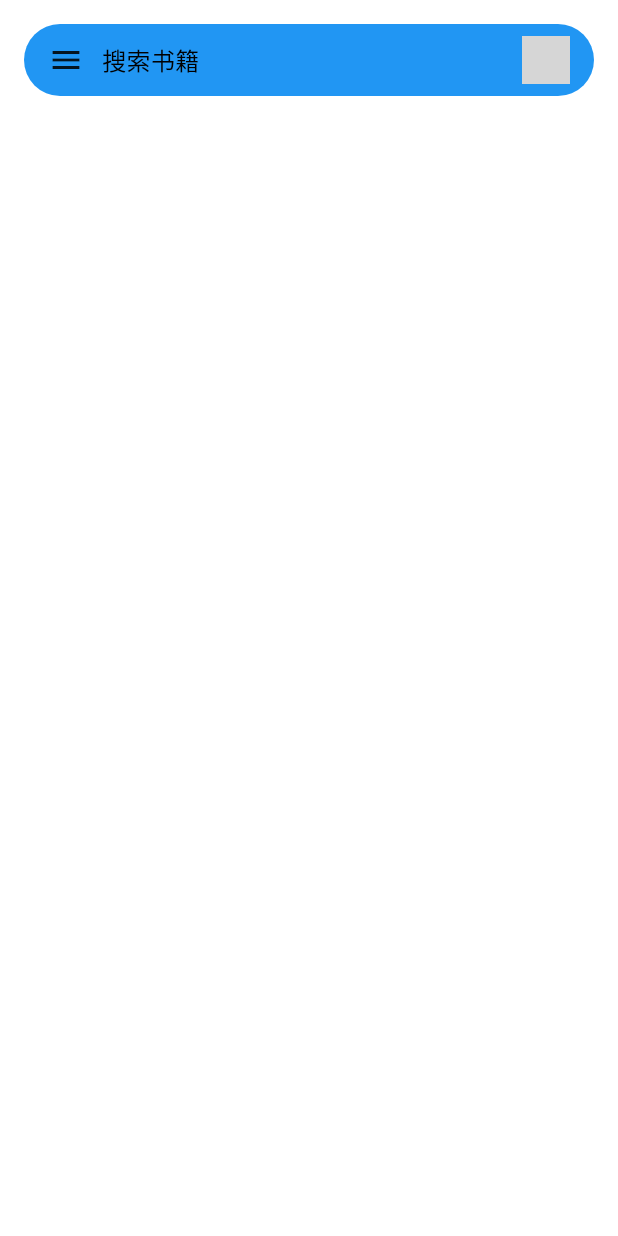
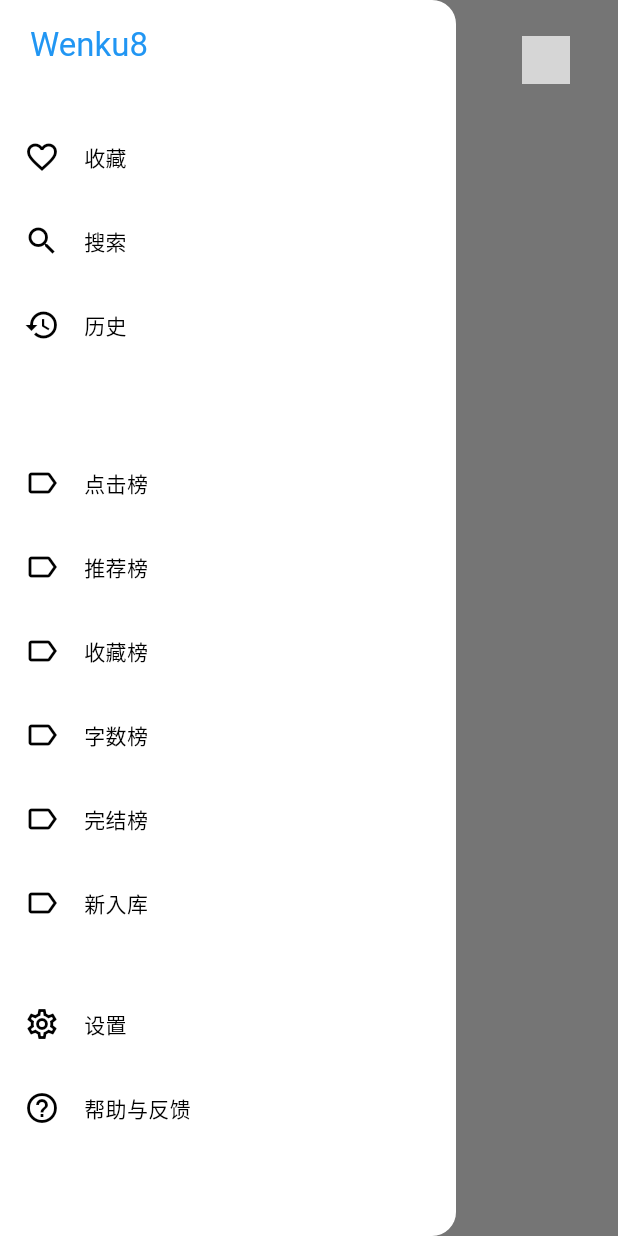
Before and after one commit to zsakvo/wenku8x, a Flutter app: the screen it shows after launch, with the side drawer open (before the commit the screen has no drawer), on a phone screen of 412 x 824 dp. Run offline on Flutter 3.47's test engine with Material 2 defaults, Android fonts, the phone set to English and light mode, and no system bars; drawn by our look-alikes of cached_network_image, dynamic_color; our stand-ins replace go_router, hooks_riverpod; network calls fail; grey boxes are pictures that could not be loaded.

Commit message:
add drawer

```diff
--- a/lib/main.dart
+++ b/lib/main.dart
@@ -3,6 +3,7 @@ import 'dart:io';
 import 'package:dynamic_color/dynamic_color.dart';
 import 'package:flutter/material.dart';
 import 'package:flutter/services.dart';
+import 'package:hooks_riverpod/hooks_riverpod.dart';
 import 'package:wenku8x/router.dart';
 
 void main() {
@@ -15,7 +16,7 @@ void main() {
   if (Platform.isAndroid || Platform.isIOS) {
     SystemChrome.setSystemUIOverlayStyle(systemUiOverlayStyle);
   }
-  runApp(const MyApp());
+  runApp(const ProviderScope(child: MyApp()));
 }
 
 class MyApp extends StatelessWidget {
--- /dev/null
+++ b/lib/views/home/home_model.dart
@@ -0,0 +1,11 @@
+import 'package:hooks_riverpod/hooks_riverpod.dart';
+
+final drawerToggleProvider = StateNotifierProvider((ref) {
+  return DrawerToggle();
+});
+
+class DrawerToggle extends StateNotifier<bool> {
+  DrawerToggle() : super(false);
+
+  void toogle() => !state;
+}
--- a/lib/views/home/home_view.dart
+++ b/lib/views/home/home_view.dart
@@ -1,13 +1,23 @@
 import 'package:cached_network_image/cached_network_image.dart';
 import 'package:flutter/material.dart';
 import 'package:flutter/services.dart';
+import 'package:hooks_riverpod/hooks_riverpod.dart';
+import 'package:wenku8x/views/home/home_model.dart';
 
-class HomeView extends StatelessWidget {
+class HomeView extends StatefulHookConsumerWidget {
   const HomeView({Key? key}) : super(key: key);
 
   @override
+  ConsumerState<ConsumerStatefulWidget> createState() => _HomeViewState();
+}
+
+class _HomeViewState extends ConsumerState<HomeView> {
+  final GlobalKey<ScaffoldState> _scaffoldKey = GlobalKey<ScaffoldState>();
+  @override
   Widget build(BuildContext context) {
+    final drawerVisible = ref.watch(drawerToggleProvider);
     return Scaffold(
+      key: _scaffoldKey,
       appBar: AppBar(
         toolbarHeight: 0,
         backgroundColor: Colors.transparent,
@@ -22,11 +32,13 @@ class HomeView extends StatelessWidget {
             margin: const EdgeInsets.symmetric(horizontal: 16, vertical: 16),
             padding: const EdgeInsets.symmetric(horizontal: 16),
             decoration: BoxDecoration(
-                color: Theme.of(context).colorScheme.secondaryContainer,
+                color: Theme.of(context).colorScheme.outline.withOpacity(0.12),
                 borderRadius: BorderRadius.circular(30)),
             child: Row(
               children: [
-                const Icon(Icons.menu),
+                IconButton(
+                    onPressed: () => onMenuBtnTap(_scaffoldKey),
+                    icon: const Icon(Icons.menu)),
                 const Expanded(
                     child: Padding(
                   padding: EdgeInsets.only(left: 12),
@@ -48,6 +60,149 @@ class HomeView extends StatelessWidget {
           )
         ],
       ),
+      drawer: Drawer(
+        child: Container(
+          color: Theme.of(context).colorScheme.outline.withOpacity(0.12),
+          child:
+              Column(crossAxisAlignment: CrossAxisAlignment.start, children: [
+            Container(
+              padding: const EdgeInsets.symmetric(vertical: 16, horizontal: 20),
+              margin: const EdgeInsets.only(bottom: 16),
+              alignment: Alignment.centerLeft,
+              decoration: BoxDecoration(
+                  border: Border(
+                      bottom: BorderSide(
+                          width: 0.8,
+                          color: Theme.of(context)
+                              .colorScheme
+                              .outline
+                              .withOpacity(0.1)))),
+              child: Text(
+                "Wenku8",
+                style: Theme.of(context)
+                    .textTheme
+                    .headline6
+                    ?.copyWith(color: Theme.of(context).colorScheme.primary),
+              ),
+            ),
+            ListTile(
+              shape: const RoundedRectangleBorder(
+                  borderRadius: BorderRadius.only(
+                topRight: Radius.circular(30),
+                bottomRight: Radius.circular(30),
+              )),
+              tileColor: Theme.of(context).colorScheme.outline.withOpacity(0.1),
+              leading: const Icon(Icons.favorite_border),
+              title: Text(
+                "收藏",
+                style: Theme.of(context).textTheme.bodyText2,
+              ),
+            ),
+            ListTile(
+              tileColor: Colors.transparent,
+              leading: const Icon(Icons.search),
+              title: Text(
+                "搜索",
+                style: Theme.of(context).textTheme.bodyText2,
+              ),
+            ),
+            ListTile(
+              tileColor: Colors.transparent,
+              leading: const Icon(Icons.history),
+              title: Text(
+                "历史",
+                style: Theme.of(context).textTheme.bodyText2,
+              ),
+            ),
+            Container(
+              margin: const EdgeInsets.symmetric(vertical: 16, horizontal: 20),
+              child: Text(
+                "排行榜单",
+                style: TextStyle(
+                    fontSize: 12,
+                    letterSpacing: 2,
+                    color: Theme.of(context).colorScheme.outline),
+              ),
+            ),
+            ListTile(
+              tileColor: Colors.transparent,
+              leading: const Icon(Icons.label_outline),
+              title: Text(
+                "点击榜",
+                style: Theme.of(context).textTheme.bodyText2,
+              ),
+            ),
+            ListTile(
+              tileColor: Colors.transparent,
+              leading: const Icon(Icons.label_outline),
+              title: Text(
+                "推荐榜",
+                style: Theme.of(context).textTheme.bodyText2,
+              ),
+            ),
+            ListTile(
+              tileColor: Colors.transparent,
+              leading: const Icon(Icons.label_outline),
+              title: Text(
+                "收藏榜",
+                style: Theme.of(context).textTheme.bodyText2,
+              ),
+            ),
+            ListTile(
+              tileColor: Colors.transparent,
+              leading: const Icon(Icons.label_outline),
+              title: Text(
+                "字数榜",
+                style: Theme.of(context).textTheme.bodyText2,
+              ),
+            ),
+            ListTile(
+              tileColor: Colors.transparent,
+              leading: const Icon(Icons.label_outline),
+              title: Text(
+                "完结榜",
+                style: Theme.of(context).textTheme.bodyText2,
+              ),
+            ),
+            ListTile(
+              tileColor: Colors.transparent,
+              leading: const Icon(Icons.label_outline),
+              title: Text(
+                "新入库",
+                style: Theme.of(context).textTheme.bodyText2,
+              ),
+            ),
+            Container(
+              padding: const EdgeInsets.symmetric(vertical: 12),
+              child: Divider(
+                thickness: 0.7,
+                height: 0.7,
+                color: Theme.of(context).colorScheme.outline.withOpacity(0.1),
+              ),
+            ),
+            ListTile(
+              tileColor: Colors.transparent,
+              leading: const Icon(Icons.settings_outlined),
+              title: Text(
+                "设置",
+                style: Theme.of(context).textTheme.bodyText2,
+              ),
+            ),
+            ListTile(
+              tileColor: Colors.transparent,
+              leading: const Icon(Icons.help_outline),
+              title: Text(
+                "帮助与反馈",
+                style: Theme.of(context).textTheme.bodyText2,
+              ),
+            ),
+          ]),
+        ),
+      ),
     );
   }
 }
+
+Function onMenuBtnTap = (GlobalKey<ScaffoldState> key) {
+  key.currentState?.openDrawer();
+};
```
